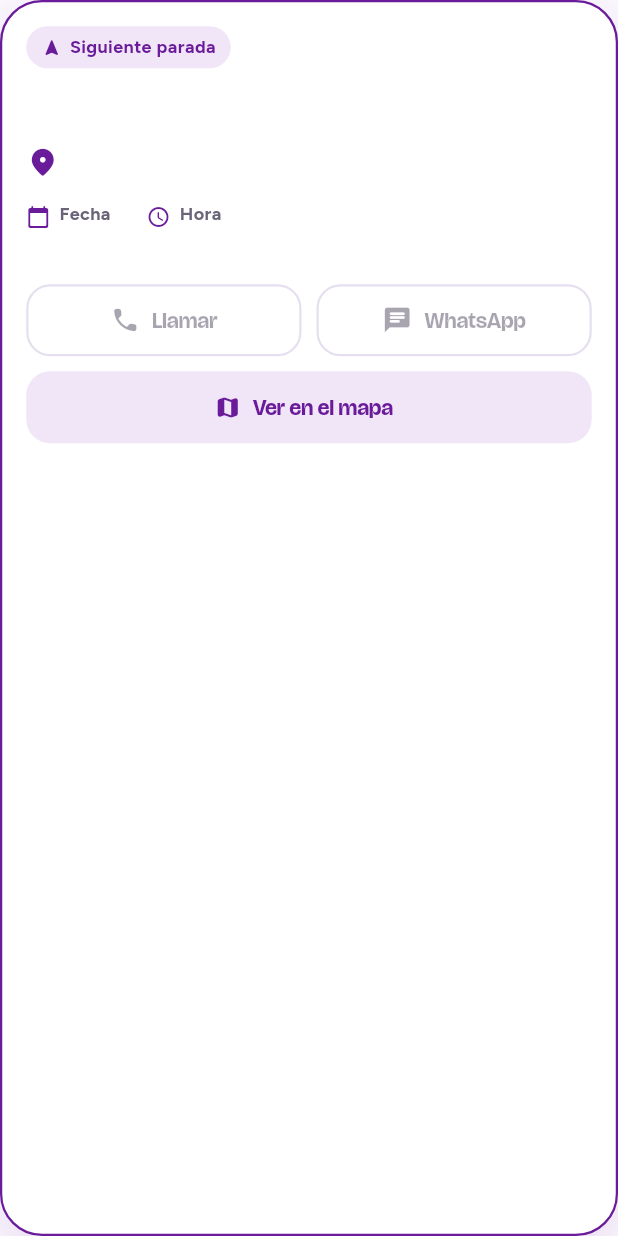
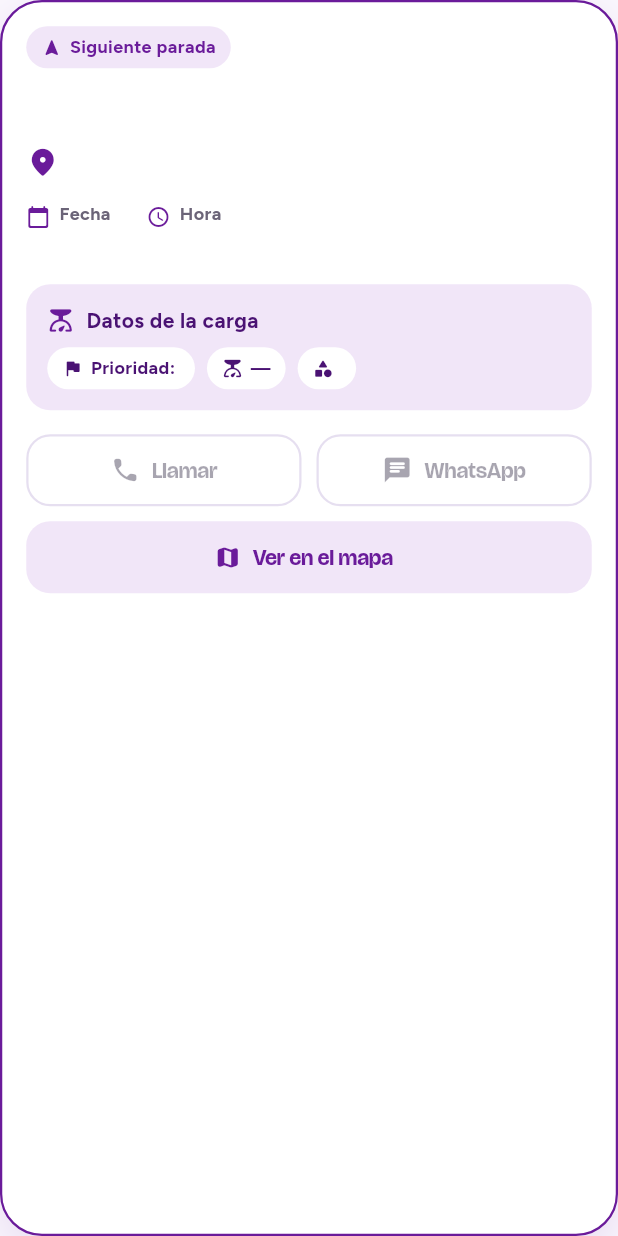
Before and after one commit to gestion-entregas-rutas/delivery-frontend-mobile, a Flutter app: the CurrentStopCard widget shown alone on an empty page, opened directly with empty values, on a phone screen of 412 x 824 dp. Run offline on Flutter 3.47's test engine with Material 3 defaults, Android fonts, the phone set to English and light mode, and no system bars; our stand-ins replace flutter_map, flutter_secure_storage, geolocator, latlong2, permission_handler, rive; missing offline and left inert: signalr_netcore; accounts and stored records are empty; statements that could not run were skipped.

Commit message:
Ultimos cambios

```diff
--- a/lib/config/api_config.dart
+++ b/lib/config/api_config.dart
@@ -1,9 +1,9 @@
 import 'package:flutter/foundation.dart';
 
 class ApiConfig {
-  static const String serverIp = '10.79.21.184';
-  static const int serverPort = 5289;
-  static const String scheme = 'http';
+  static const String serverIp = 'delivery-backend-ilpi.onrender.com';
+  static const int serverPort = 443;
+  static const String scheme = 'https';
 
   static String get baseUrl =>
       resolve(platform: defaultTargetPlatform, isWeb: kIsWeb);
--- a/lib/models/logistica_models.dart
+++ b/lib/models/logistica_models.dart
@@ -1,3 +1,5 @@
+import 'dart:convert';
+
 /// Modelos del contrato JSON de Delivery API.
 ///
 /// Las fechas de ruta se mantienen como `yyyy-MM-dd`; nunca se convierten a
@@ -27,6 +29,12 @@ class PedidoDto {
     required this.horaEntrega,
     required this.estado,
     this.detalles,
+    this.fragil = false,
+    this.prioridad,
+    this.pesoKg,
+    this.tipoCarga,
+    this.destinatarioNombre,
+    this.destinatarioTelefono,
     this.zonaId,
     this.rutaId,
     this.registradoEn,
@@ -41,13 +49,34 @@ class PedidoDto {
   final String fechaEntrega;
   final String horaEntrega;
   final String estado;
+
+  /// Resumen de lo que hay que entregar (los artículos), en texto.
   final String? detalles;
+
+  /// Datos de la carga que vienen dentro de `detalles` cuando el servidor lo
+  /// manda como objeto.
+  final bool fragil;
+  final String? prioridad;
+  final double? pesoKg;
+  final String? tipoCarga;
+
+  /// Quien recibe, si el servidor lo manda aparte del cliente. Hoy la pantalla
+  /// usa `clienteNombre` y `clienteTelefono`; estos quedan disponibles hasta
+  /// confirmar con el backend cuál mostrar cuando difieren.
+  final String? destinatarioNombre;
+  final String? destinatarioTelefono;
   final Guid? zonaId;
+
+  /// Pedido cancelado: sigue en la ruta pero ya no hay que entregarlo.
+  bool get cancelado => estado == 'Cancelado';
+  bool get entregado => estado == 'Entregado';
   final Guid? rutaId;
   final String? registradoEn;
   final String? entregadoEn;
 
-  factory PedidoDto.fromJson(Map<String, dynamic> json) => PedidoDto(
+  factory PedidoDto.fromJson(Map<String, dynamic> json) {
+    final carga = _parseDetalles(json['detalles']);
+    return PedidoDto(
       id: _text(json['id']),
       clienteNombre: _text(json['clienteNombre']),
       clienteTelefono: _text(json['clienteTelefono']),
@@ -58,12 +87,19 @@ class PedidoDto {
       fechaEntrega: _text(json['fechaEntrega']),
       horaEntrega: _text(json['horaEntrega']),
       estado: _text(json['estado']),
-    detalles: _optionalText(json['detalles']),
+      detalles: carga.resumen,
+      fragil: carga.fragil,
+      prioridad: carga.prioridad,
+      pesoKg: carga.pesoKg,
+      tipoCarga: carga.tipoCarga,
+      destinatarioNombre: _clean(json['destinatarioNombre']),
+      destinatarioTelefono: _clean(json['destinatarioTelefono']),
       zonaId: _optionalText(json['zonaId']),
       rutaId: _optionalText(json['rutaId']),
       registradoEn: _optionalText(json['registradoEn']),
       entregadoEn: _optionalText(json['entregadoEn']),
     );
+  }
 
   PedidoDto copyWith({String? estado}) => PedidoDto(
     id: id,
@@ -75,6 +111,12 @@ class PedidoDto {
     horaEntrega: horaEntrega,
     estado: estado ?? this.estado,
     detalles: detalles,
+    fragil: fragil,
+    prioridad: prioridad,
+    pesoKg: pesoKg,
+    tipoCarga: tipoCarga,
+    destinatarioNombre: destinatarioNombre,
+    destinatarioTelefono: destinatarioTelefono,
     zonaId: zonaId,
     rutaId: rutaId,
     registradoEn: registradoEn,
@@ -131,7 +173,13 @@ class RutaDto {
   }
 
   int get completedCount =>
-      paradas.where((stop) => stop.pedido.estado == 'Entregado').length;
+      paradas.where((stop) => stop.pedido.entregado).length;
+
+  /// Paradas que hay que entregar: las canceladas no cuentan.
+  int get activeCount => paradas.where((stop) => !stop.pedido.cancelado).length;
+
+  /// Todas las paradas no canceladas están entregadas (y hay al menos una).
+  bool get allResolved => activeCount > 0 && completedCount == activeCount;
 
   RutaDto withPedido(PedidoDto pedido) => RutaDto(
     id: id,
@@ -180,6 +228,84 @@ class RepartidorDto {
 Map<String, dynamic> _map(dynamic value) =>
     value is Map ? Map<String, dynamic>.from(value) : <String, dynamic>{};
 List<dynamic> _list(dynamic value) => value is List ? value : const <dynamic>[];
+
+/// Lo que se entiende del campo `detalles` de un pedido.
+class CargaDetalles {
+  const CargaDetalles({
+    this.resumen,
+    this.fragil = false,
+    this.prioridad,
+    this.pesoKg,
+    this.tipoCarga,
+  });
+
+  final String? resumen;
+  final bool fragil;
+  final String? prioridad;
+  final double? pesoKg;
+  final String? tipoCarga;
+}
+
+/// Texto limpio o `null`: sin espacios y sin los "null" que salen de convertir
+/// un valor vacío a texto.
+String? _clean(dynamic value) {
+  if (value == null) return null;
+  final text = value.toString().trim();
+  if (text.isEmpty || text.toLowerCase() == 'null') return null;
+  return text;
+}
+
+bool _truthy(dynamic value) {
+  if (value is bool) return value;
+  if (value is num) return value != 0;
+  final text = _clean(value)?.toLowerCase();
+  return text == 'true' || text == 'si' || text == 'sí' || text == '1';
+}
+
+/// `detalles` puede llegar como texto ("2x Vela, 1x Jabón") o como objeto con
+/// la carga ({observaciones: ..., fragil: ..., prioridad: ...}). También se
+/// acepta ese objeto escrito como texto JSON. Nunca se muestra el objeto
+/// crudo: solo el resumen de artículos y los datos de la carga que tengan
+/// valor.
+CargaDetalles _parseDetalles(dynamic raw) {
+  if (raw == null) return const CargaDetalles();
+  if (raw is Map) return _cargaDeMapa(raw);
+  final text = _clean(raw);
+  if (text == null) return const CargaDetalles();
+  if (text.startsWith('{') && text.endsWith('}')) {
+    try {
+      final decoded = jsonDecode(text);
+      if (decoded is Map) return _cargaDeMapa(decoded);
+    } on FormatException {
+      // No era JSON: se trata como texto normal.
+    }
+  }
+  return CargaDetalles(resumen: text);
+}
+
+CargaDetalles _cargaDeMapa(Map<dynamic, dynamic> map) {
+  String? resumen =
+      _clean(map['observaciones']) ??
+      _clean(map['descripcion']) ??
+      _clean(map['detalle']);
+  final articulos = map['articulos'] ?? map['items'];
+  if (resumen == null && articulos is List) {
+    final names = articulos.map(_clean).whereType<String>().toList();
+    if (names.isNotEmpty) resumen = names.join(', ');
+  }
+  final peso = map['pesoKg'];
+  final kg = peso is num
+      ? peso.toDouble()
+      : double.tryParse(_clean(peso) ?? '');
+  return CargaDetalles(
+    resumen: resumen,
+    fragil: _truthy(map['fragil']),
+    prioridad: _clean(map['prioridad']),
+    pesoKg: kg != null && kg > 0 ? kg : null,
+    tipoCarga: _clean(map['tipoCarga']),
+  );
+}
+
 String _text(dynamic value) => value?.toString() ?? '';
 String? _optionalText(dynamic value) => value == null ? null : _text(value);
 double _number(dynamic value) =>
--- a/lib/state/driver_controller.dart
+++ b/lib/state/driver_controller.dart
@@ -240,7 +240,8 @@ class DriverController extends ChangeNotifier {
     if (!_sameRoute(current)) return;
     route = route!.withPedido(updated);
     _setRealtimeRoute(route!);
-    if (route!.paradas.every((stop) => stop.pedido.estado == 'Entregado')) {
+    // Las paradas canceladas no impiden cerrar la ruta.
+    if (route!.allResolved) {
       try {
         final refreshed = await repository.ruta(current.id);
         if (!_sameRoute(current)) return;
--- a/lib/utils/format.dart
+++ b/lib/utils/format.dart
@@ -20,3 +20,11 @@ String formatDuration(double seconds) {
   final rest = minutes % 60;
   return rest == 0 ? '$hours h' : '$hours h $rest min';
 }
+
+/// `2` -> `2 kg`, `2.5` -> `2,5 kg`, `0.35` -> `350 g`.
+String formatWeight(double kg) {
+  if (!kg.isFinite || kg <= 0) return '—';
+  if (kg < 1) return '${(kg * 1000).round()} g';
+  final text = kg.toStringAsFixed(kg == kg.roundToDouble() ? 0 : 1);
+  return '${text.replaceAll('.', ',')} kg';
+}
--- a/lib/widgets/route/current_stop_card.dart
+++ b/lib/widgets/route/current_stop_card.dart
@@ -4,15 +4,44 @@ import '../../models/logistica_models.dart';
 import '../../theme/app_colors.dart';
 import '../../theme/app_text.dart';
 import '../../utils/contact.dart';
+import '../../utils/format.dart';
 import '../status_chip.dart';
 
-/// Separa el resumen de artículos ("2 × Vela, 1 × Jabón") en una lista de
-/// líneas, por comas o saltos de línea.
-List<String> parseStopItems(String? detalles) => (detalles ?? '')
-    .split(RegExp(r'[\n,]'))
-    .map((item) => item.trim())
-    .where((item) => item.isNotEmpty)
-    .toList();
+// Un artículo del checkout empieza con la cantidad: "2x Audífonos".
+final RegExp _itemStart = RegExp(r'^\s*\d+\s*[xX×]\s+\S');
+// Entre artículos hay ", " seguido de la cantidad del siguiente. Una coma que
+// no va seguida de "1x ..." es parte del nombre y no corta.
+final RegExp _itemSplit = RegExp(r',\s*(?=\d+\s*[xX×]\s+\S)');
+
+/// Lo que dice `observaciones`: artículos o una nota libre.
+class Observaciones {
+  const Observaciones({this.items = const [], this.note});
+
+  /// Artículos ("2x Audífonos"), cuando el pedido viene de la tienda.
+  final List<String> items;
+
+  /// Texto libre (pedidos creados a mano), que NO se parte por comas.
+  final String? note;
+}
+
+/// Los pedidos de la tienda traen `"{cantidad}x {producto}"` separados por
+/// `", "`; los creados a mano traen texto libre. Solo en el primer caso se
+/// parte en artículos; el texto libre se deja entero.
+Observaciones parseObservaciones(String? raw) {
+  final text = (raw ?? '').trim();
+  if (text.isEmpty) return const Observaciones();
+  if (!_itemStart.hasMatch(text)) return Observaciones(note: text);
+  final items = <String>[
+    for (final line in text.split('\n'))
+      for (final item in line.split(_itemSplit))
+        if (item.trim().isNotEmpty) item.trim(),
+  ];
+  return Observaciones(items: items);
+}
+
+/// Los artículos de un pedido (vacío si es texto libre).
+List<String> parseStopItems(String? detalles) =>
+    parseObservaciones(detalles).items;
 
 /// La parada en la que está el repartidor: quién es, dónde, qué lleva y cómo
 /// contactarlo. Es el bloque principal de la pantalla.
@@ -36,7 +65,10 @@ class CurrentStopCard extends StatelessWidget {
   Widget build(BuildContext context) {
     final order = stop.pedido;
     final enRoute = order.estado == 'EnCamino';
-    final items = parseStopItems(order.detalles);
+    final obs = parseObservaciones(order.detalles);
+    final items = obs.items;
+    final note = obs.note;
+    final cargo = _cargoChips(order);
     final phone = order.clienteTelefono.trim();
     final hasPhone = phone.isNotEmpty;
     final canWhatsapp = whatsappUri(phone) != null;
@@ -112,7 +144,7 @@ class CurrentStopCard extends StatelessWidget {
                 ),
             ],
           ),
-          if (items.isNotEmpty) ...[
+          if (items.isNotEmpty || note != null || cargo.isNotEmpty) ...[
             const SizedBox(height: 16),
             Container(
               width: double.infinity,
@@ -126,15 +158,23 @@ class CurrentStopCard extends StatelessWidget {
                 children: [
                   Row(
                     children: [
-                      const Icon(
-                        Icons.inventory_2_rounded,
+                      Icon(
+                        items.isNotEmpty
+                            ? Icons.inventory_2_rounded
+                            : note != null
+                            ? Icons.sticky_note_2_rounded
+                            : Icons.scale_rounded,
                         size: 18,
                         color: AppColors.brand,
                       ),
                       const SizedBox(width: 8),
                       Expanded(
                         child: Text(
-                          'Para entregar',
+                          items.isNotEmpty
+                              ? 'Para entregar'
+                              : note != null
+                              ? 'Observaciones'
+                              : 'Datos de la carga',
                           maxLines: 1,
                           overflow: TextOverflow.ellipsis,
                           style: AppText.bodySmall.copyWith(
@@ -157,6 +197,20 @@ class CurrentStopCard extends StatelessWidget {
                         ),
                       ),
                     ),
+                  // Nota libre del pedido (no se parte en artículos).
+                  if (note != null)
+                    Text(
+                      note,
+                      style: AppText.body.copyWith(
+                        fontWeight: FontWeight.w600,
+                        color: AppColors.ink,
+                      ),
+                    ),
+                  // Frágil, prioridad, peso y tipo, solo los que tienen valor.
+                  if (cargo.isNotEmpty) ...[
+                    SizedBox(height: items.isEmpty && note == null ? 0 : 12),
+                    Wrap(spacing: 8, runSpacing: 8, children: cargo),
+                  ],
                 ],
               ),
             ),
@@ -223,6 +277,67 @@ class CurrentStopCard extends StatelessWidget {
   }
 }
 
+/// Marcas de la carga que el repartidor debe saber: frágil, prioridad, peso y
+/// tipo. Solo las que el pedido trae con valor; el resto no se muestra.
+List<Widget> _cargoChips(PedidoDto order) => [
+  if (order.fragil)
+    const _CargoChip(
+      icon: Icons.warning_amber_rounded,
+      label: 'Frágil',
+      warning: true,
+    ),
+  if (order.prioridad != null)
+    _CargoChip(
+      icon: Icons.flag_rounded,
+      label: 'Prioridad: ${order.prioridad}',
+      // Urgente y Alta se resaltan: hay que entregarlos primero.
+      warning: const {
+        'urgente',
+        'alta',
+      }.contains(order.prioridad!.toLowerCase()),
+    ),
+  if (order.pesoKg != null)
+    _CargoChip(icon: Icons.scale_rounded, label: formatWeight(order.pesoKg!)),
+  if (order.tipoCarga != null)
+    _CargoChip(icon: Icons.category_rounded, label: order.tipoCarga!),
+];
+
+class _CargoChip extends StatelessWidget {
+  const _CargoChip({
+    required this.icon,
+    required this.label,
+    this.warning = false,
+  });
+
+  final IconData icon;
+  final String label;
+
+  /// Frágil va en ámbar: es lo que más importa al manipular el paquete.
+  final bool warning;
+
+  @override
+  Widget build(BuildContext context) {
+    final color = warning ? AppColors.amber : AppColors.brandDeep;
+    return Container(
+      padding: const EdgeInsets.symmetric(horizontal: 10, vertical: 6),
+      decoration: BoxDecoration(
+        color: warning ? AppColors.amberSoft : AppColors.surface,
+        borderRadius: BorderRadius.circular(999),
+      ),
+      child: Row(
+        mainAxisSize: MainAxisSize.min,
+        children: [
+          Icon(icon, size: 14, color: color),
+          const SizedBox(width: 5),
+          Flexible(
+            child: Text(label, style: AppText.label.copyWith(color: color)),
+          ),
+        ],
+      ),
+    );
+  }
+}
+
 /// Un dato con su etiqueta: "Hora / 09:00".
 class _InfoField extends StatelessWidget {
   const _InfoField({
--- a/lib/widgets/route/route_map.dart
+++ b/lib/widgets/route/route_map.dart
@@ -29,6 +29,8 @@ List<MapStop> mapStopsOf(RutaDto? route) {
   if (route == null) return const [];
   final result = <MapStop>[];
   for (final stop in route.paradas) {
+    // Un pedido cancelado ya no se visita: no va en el mapa.
+    if (stop.pedido.cancelado) continue;
     final lat = stop.pedido.ubicacion.latitud;
     final lng = stop.pedido.ubicacion.longitud;
     final valid =
```
Also changed, not shown: lib/data/api/logistica_repository.dart (+17 -24 lines), lib/screens/home_screen.dart (+10 -6 lines), lib/widgets/route/stop_row.dart (+8 -3 lines), lib/widgets/route_node_tile.dart (+8 -1 lines), 6 other files. Lines whose indentation alone changed are shown as unchanged.
